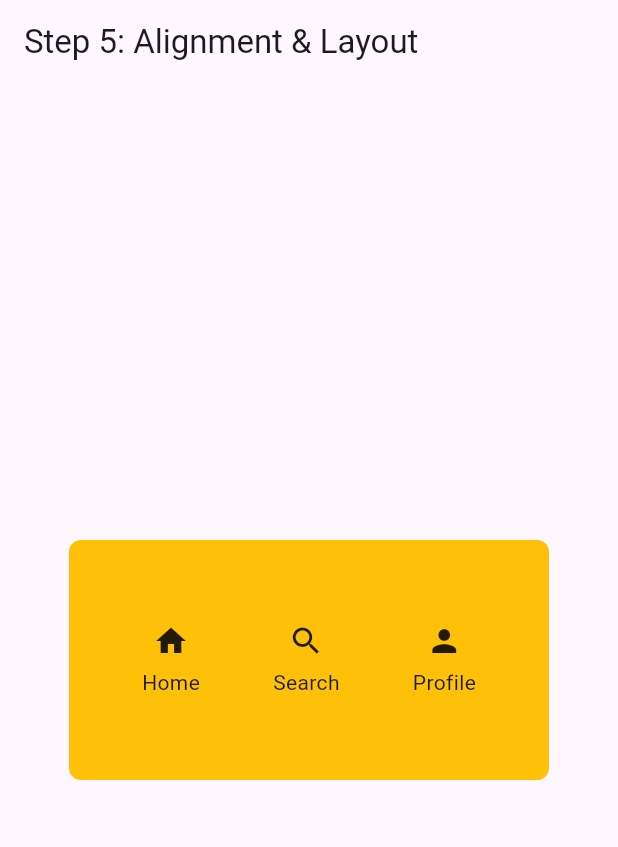
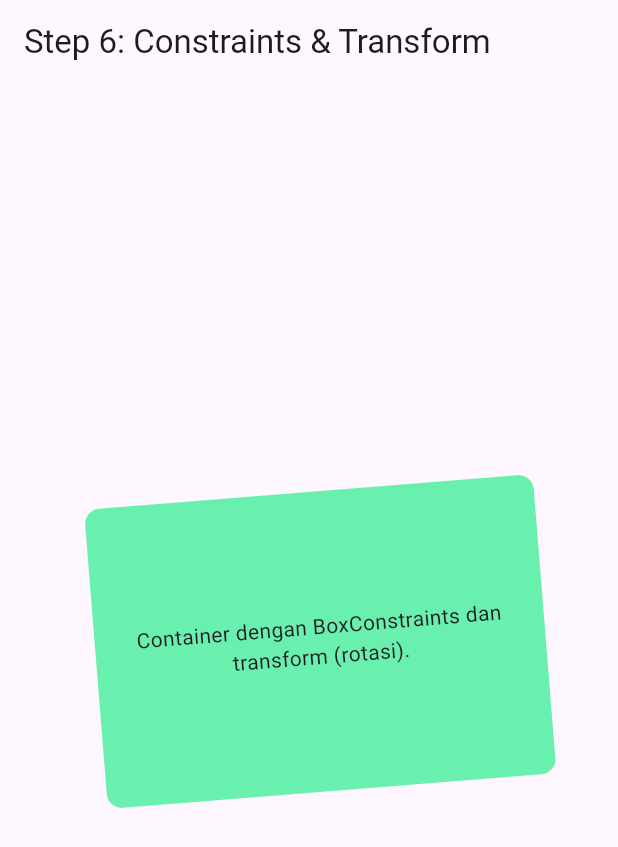
Before and after one commit to GAJAHGAJAH/latihan_5_1123150165, a Flutter app: the screen it shows after launch, on a phone screen of 412 x 824 dp. Shown: the top 847 px of the screen. Run offline on Flutter 3.47's test engine with Material 3 defaults, Android fonts, the phone set to English and light mode, and no system bars.

Commit message:
tambahkan contoh BoxConstraints dan transform

```diff
--- a/lib/main.dart
+++ b/lib/main.dart
@@ -1,4 +1,5 @@
 import 'package:flutter/material.dart';
+import 'dart:math' as math;
 
 void main() => runApp(const MyApp());
 
@@ -10,44 +11,26 @@ class MyApp extends StatelessWidget {
       title: 'Container Demo',
       debugShowCheckedModeBanner: false,
       home: Scaffold(
-        appBar: AppBar(title: const Text('Step 5: Alignment & Layout')),
+        appBar: AppBar(title: const Text('Step 6: Constraints & Transform')),
         body: Center(
           child: Container(
-            width: 320,
-            height: 160,
-            alignment: Alignment.center, // posisi Row (sebagai satu unit)
+            constraints: const BoxConstraints(
+              minWidth: 150,
+              maxWidth: 300,
+              minHeight: 80,
+              maxHeight: 200,
+            ),
+            padding: const EdgeInsets.all(12),
             decoration: BoxDecoration(
-              color: Colors.amber,
-              borderRadius: BorderRadius.circular(8),
+              color: Colors.greenAccent,
+              borderRadius: BorderRadius.circular(10),
             ),
-            child: Row(
-              mainAxisAlignment: MainAxisAlignment.spaceEvenly,
-              children: [
-                Column(
-                  mainAxisSize: MainAxisSize.min,
-                  children: const [
-                    Icon(Icons.home),
-                    SizedBox(height: 6),
-                    Text('Home'),
-                  ],
-                ),
-                Column(
-                  mainAxisSize: MainAxisSize.min,
-                  children: const [
-                    Icon(Icons.search),
-                    SizedBox(height: 6),
-                    Text('Search'),
-                  ],
-                ),
-                Column(
-                  mainAxisSize: MainAxisSize.min,
-                  children: const [
-                    Icon(Icons.person),
-                    SizedBox(height: 6),
-                    Text('Profile'),
-                  ],
-                ),
-              ],
+            transform: Matrix4.rotationZ(-0.08), // sedikit rotasi
+            child: const Center(
+              child: Text(
+                'Container dengan BoxConstraints dan transform (rotasi).',
+                textAlign: TextAlign.center,
+              ),
             ),
           ),
         ),
```
